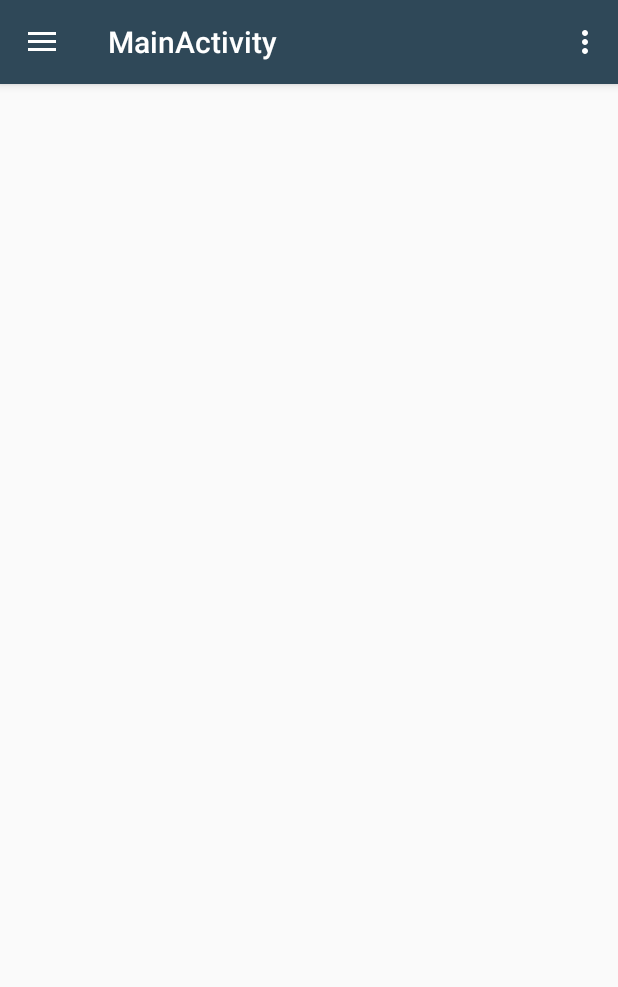
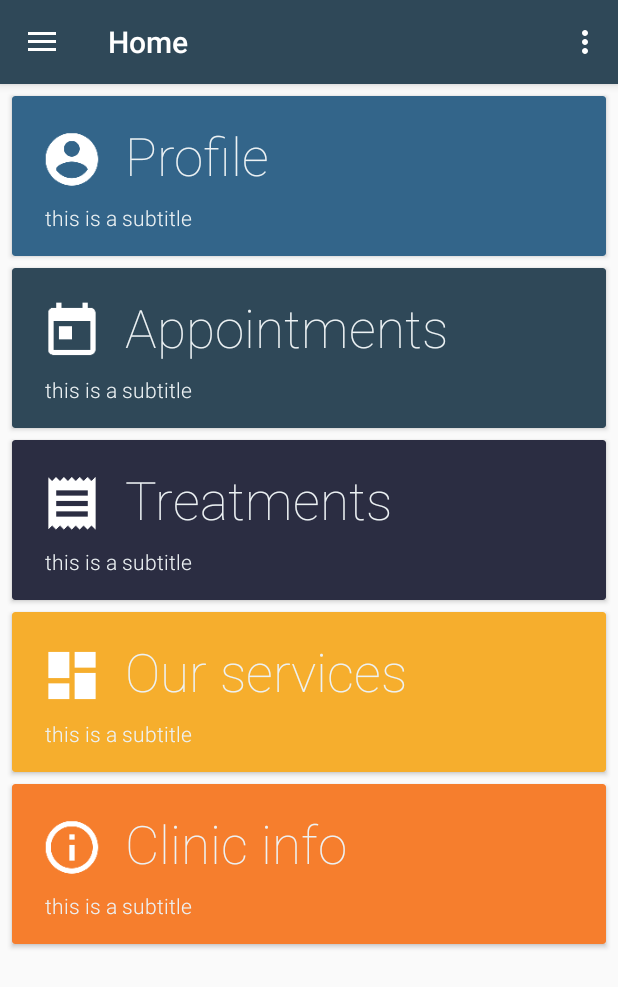
Before and after one commit to arblitroshani/DCMS-app, an Android app: the screen it shows after launch (MainActivity), on a phone screen of 412 x 824 dp. Shown: the top 987 px of the screen. Run offline under Robolectric (Android 15) with nearby library versions, the phone set to English and light mode, and no system bars.

Commit message:
added home fragment

```diff
--- a/app/src/main/java/me/arblitroshani/androidtest/activity/MainActivity.java
+++ b/app/src/main/java/me/arblitroshani/androidtest/activity/MainActivity.java
@@ -21,7 +21,6 @@ public class MainActivity extends AppCompatActivity
     private DrawerLayout drawer;
     private NavigationView navigationView;
 
-
     @Override
     protected void onCreate(Bundle savedInstanceState) {
         super.onCreate(savedInstanceState);
@@ -37,6 +36,9 @@ public class MainActivity extends AppCompatActivity
 
         navigationView = findViewById(R.id.nav_view);
         navigationView.setNavigationItemSelectedListener(this);
+
+        navigationView.getMenu().getItem(0).setChecked(true);
+        onNavigationItemSelected(navigationView.getMenu().getItem(0));
     }
 
     @Override
--- /dev/null
+++ b/app/src/main/java/me/arblitroshani/androidtest/adapter/HomeAdapter.java
@@ -0,0 +1,63 @@
+package me.arblitroshani.androidtest.adapter;
+
+import android.content.Context;
+import android.support.v7.widget.CardView;
+import android.support.v7.widget.RecyclerView;
+import android.view.LayoutInflater;
+import android.view.View;
+import android.view.ViewGroup;
+import android.widget.ImageView;
+import android.widget.TextView;
+
+import java.util.List;
+
+import me.arblitroshani.androidtest.R;
+import me.arblitroshani.androidtest.model.HomeSection;
+
+public class HomeAdapter extends RecyclerView.Adapter<HomeAdapter.ViewHolder> {
+
+    private List<HomeSection> myDataset;
+
+    private Context context;
+
+    public static class ViewHolder extends RecyclerView.ViewHolder {
+        public TextView tvTitle;
+        public TextView tvSubtitle;
+        public ImageView ivIcon;
+        public CardView cvMain;
+        public ViewHolder(View v) {
+            super(v);
+            tvTitle = v.findViewById(R.id.tv_card_main_title);
+            tvSubtitle = v.findViewById(R.id.tv_card_main_subtitle);
+            ivIcon = v.findViewById(R.id.imageView);
+            cvMain = v.findViewById(R.id.card_main);
+        }
+    }
+
+    public HomeAdapter(List<HomeSection> myDataset) {
+        this.myDataset = myDataset;
+    }
+
+    @Override
+    public HomeAdapter.ViewHolder onCreateViewHolder(ViewGroup parent, int viewType) {
+        context = parent.getContext();
+        View v = LayoutInflater.from(context)
+                .inflate(R.layout.item_card_home, parent, false);
+        return new ViewHolder(v);
+    }
+
+    @Override
+    public void onBindViewHolder(ViewHolder holder, final int position) {
+        final HomeSection currentSection = myDataset.get(position);
+
+        holder.tvTitle.setText(currentSection.getTitle());
+        holder.tvSubtitle.setText(currentSection.getSubtitle());
+        holder.ivIcon.setImageDrawable(context.getResources().getDrawable(currentSection.getIcon()));
+        holder.cvMain.setCardBackgroundColor(currentSection.getBackgroundColor());
+    }
+
+    @Override
+    public int getItemCount() {
+        return myDataset.size();
+    }
+}
--- a/app/src/main/java/me/arblitroshani/androidtest/fragment/HomeFragment.java
+++ b/app/src/main/java/me/arblitroshani/androidtest/fragment/HomeFragment.java
@@ -3,15 +3,30 @@ package me.arblitroshani.androidtest.fragment;
 import android.os.Bundle;
 import android.support.annotation.Nullable;
 import android.support.v4.app.Fragment;
+import android.support.v7.widget.LinearLayoutManager;
+import android.support.v7.widget.RecyclerView;
 import android.view.LayoutInflater;
 import android.view.View;
 import android.view.ViewGroup;
 
+import java.util.ArrayList;
+import java.util.List;
+
 import me.arblitroshani.androidtest.R;
+import me.arblitroshani.androidtest.adapter.HomeAdapter;
+import me.arblitroshani.androidtest.model.HomeSection;
 
 public class HomeFragment extends Fragment {
 
-    public HomeFragment() {}
+    private List<HomeSection> myDataset;
+
+    private RecyclerView mRecyclerView;
+    private RecyclerView.Adapter mAdapter;
+    private RecyclerView.LayoutManager mLayoutManager;
+
+    public HomeFragment() {
+        myDataset = new ArrayList<>();
+    }
 
     public static HomeFragment newInstance() {
         HomeFragment fragment = new HomeFragment();
@@ -28,8 +43,20 @@ public class HomeFragment extends Fragment {
 
     @Override
     public void onViewCreated(View view, Bundle savedInstanceState) {
+        mRecyclerView = view.findViewById(R.id.rvHome);
+        mRecyclerView.setHasFixedSize(true);
 
+        mLayoutManager = new LinearLayoutManager(getActivity());
+        mRecyclerView.setLayoutManager(mLayoutManager);
 
+        myDataset.add(new HomeSection("Profile", "this is a subtitle", getResources().getColor(R.color.teal_blue), R.drawable.ic_account_circle_white_48dp));
+        myDataset.add(new HomeSection("Appointments", "this is a subtitle", getResources().getColor(R.color.dark_slate_gray), R.drawable.ic_today_white_48dp));
+        myDataset.add(new HomeSection("Treatments", "this is a subtitle", getResources().getColor(R.color.gunmetal), R.drawable.ic_receipt_white_48dp));
+        myDataset.add(new HomeSection("Our services", "this is a subtitle", getResources().getColor(R.color.saffron), R.drawable.ic_dashboard_white_48dp));
+        myDataset.add(new HomeSection("Clinic info", "this is a subtitle", getResources().getColor(R.color.giants_orange_light), R.drawable.ic_info_outline_white_48dp));
+
+        mAdapter = new HomeAdapter(myDataset);
+        mRecyclerView.setAdapter(mAdapter);
     }
 
 }
--- /dev/null
+++ b/app/src/main/java/me/arblitroshani/androidtest/model/HomeSection.java
@@ -0,0 +1,50 @@
+package me.arblitroshani.androidtest.model;
+
+import android.graphics.Color;
+
+public class HomeSection {
+
+    private String title;
+    private String subtitle;
+    private int backgroundColor;
+    private int icon;
+
+    public HomeSection(String title, String subtitle, int backgroundColor, int icon) {
+        this.title = title;
+        this.subtitle = subtitle;
+        this.backgroundColor = backgroundColor;
+        this.icon = icon;
+    }
+
+    public String getTitle() {
+        return title;
+    }
+
+    public void setTitle(String title) {
+        this.title = title;
+    }
+
+    public String getSubtitle() {
+        return subtitle;
+    }
+
+    public void setSubtitle(String subtitle) {
+        this.subtitle = subtitle;
+    }
+
+    public int getBackgroundColor() {
+        return backgroundColor;
+    }
+
+    public void setBackgroundColor(int backgroundColor) {
+        this.backgroundColor = backgroundColor;
+    }
+
+    public int getIcon() {
+        return icon;
+    }
+
+    public void setIcon(int icon) {
+        this.icon = icon;
+    }
+}
--- a/app/src/main/res/layout/fragment_home.xml
+++ b/app/src/main/res/layout/fragment_home.xml
@@ -1,6 +1,19 @@
 <?xml version="1.0" encoding="utf-8"?>
-<android.support.constraint.ConstraintLayout
-    xmlns:android="http://schemas.android.com/apk/res/android" android:layout_width="match_parent"
-    android:layout_height="match_parent">
+<FrameLayout
+    xmlns:android="http://schemas.android.com/apk/res/android"
+    xmlns:tools="http://schemas.android.com/tools"
+    xmlns:app="http://schemas.android.com/apk/res-auto"
+    android:id="@+id/frameLayout"
+    android:layout_width="match_parent"
+    android:layout_height="match_parent"
+    tools:context=".fragment.HomeFragment">
 
-</android.support.constraint.ConstraintLayout>
+    <android.support.v7.widget.RecyclerView
+        android:id="@+id/rvHome"
+        android:clipToPadding="false"
+        android:paddingBottom="8dp"
+        app:layout_behavior="@string/appbar_scrolling_view_behavior"
+        android:layout_width="match_parent"
+        android:layout_height="match_parent"/>
+
+</FrameLayout>
--- /dev/null
+++ b/app/src/main/res/layout/item_card_home.xml
@@ -0,0 +1,28 @@
+<?xml version="1.0" encoding="utf-8"?>
+<android.support.v7.widget.CardView
+    xmlns:android="http://schemas.android.com/apk/res/android"
+    style="@style/MainCard"
+    android:id="@+id/card_main">
+
+    <RelativeLayout
+        android:layout_width="match_parent"
+        android:layout_height="wrap_content">
+
+        <TextView
+            style="@style/MainCardTitle"
+            android:id="@+id/tv_card_main_title"/>
+
+        <TextView
+            style="@style/MainCardSubtitle"
+            android:id="@+id/tv_card_main_subtitle"
+            android:layout_below="@id/tv_card_main_title"/>
+
+        <ImageView
+            style="@style/MainCardImage"
+            android:id="@+id/imageView"
+            android:layout_alignBottom="@+id/tv_card_main_title"
+            android:layout_alignTop="@+id/tv_card_main_title" />
+
+    </RelativeLayout>
+
+</android.support.v7.widget.CardView>
--- a/app/src/main/res/values/dimens.xml
+++ b/app/src/main/res/values/dimens.xml
@@ -34,6 +34,9 @@
 
     <!-- MY DIMENSIONS -->
     <dimen name="card_main_title">35sp</dimen>
-    <dimen name="card_main_title_margin_left">75dp</dimen>
+    <dimen name="card_main_title_margin_start">75dp</dimen>
     <dimen name="card_main_icon_margin_top">5dp</dimen>
+    <dimen name="card_main_icon_margin_start">16dp</dimen>
+    <dimen name="card_main_subtitle_margin_start">22dp</dimen>
+
 </resources>
--- a/app/src/main/res/values/styles.xml
+++ b/app/src/main/res/values/styles.xml
@@ -63,7 +63,7 @@
         <item name="android:layout_height">wrap_content</item>
         <item name="android:layout_alignParentStart">true</item>
         <item name="android:layout_alignParentTop">true</item>
-        <item name="android:layout_marginStart">@dimen/card_main_title_margin_left</item>
+        <item name="android:layout_marginStart">@dimen/card_main_title_margin_start</item>
         <item name="android:layout_marginTop">@dimen/card_title_margin_top</item>
         <item name="android:fontFamily">sans-serif-thin</item>
         <item name="android:textColor">@color/anti_flash_white</item>
@@ -75,7 +75,7 @@
         <item name="android:layout_height">wrap_content</item>
         <item name="android:layout_marginEnd">@dimen/card_subtitle_margin</item>
         <item name="android:layout_marginBottom">@dimen/card_subtitle_margin</item>
-        <item name="android:layout_marginStart">@dimen/card_subtitle_margin</item>
+        <item name="android:layout_marginStart">@dimen/card_main_subtitle_margin_start</item>
         <item name="android:layout_marginTop">@dimen/card_button_margin</item>
         <item name="android:fontFamily">sans-serif-light</item>
         <item name="android:textColor">@color/anti_flash_white</item>
@@ -84,6 +84,7 @@
     <style name="MainCardImage">
         <item name="android:layout_width">wrap_content</item>
         <item name="android:layout_height">wrap_content</item>
+        <item name="android:layout_marginStart">@dimen/card_main_icon_margin_start</item>
         <item name="android:layout_marginTop">@dimen/card_main_icon_margin_top</item>
     </style>
 
```
Also changed, not shown: 436 other files.
